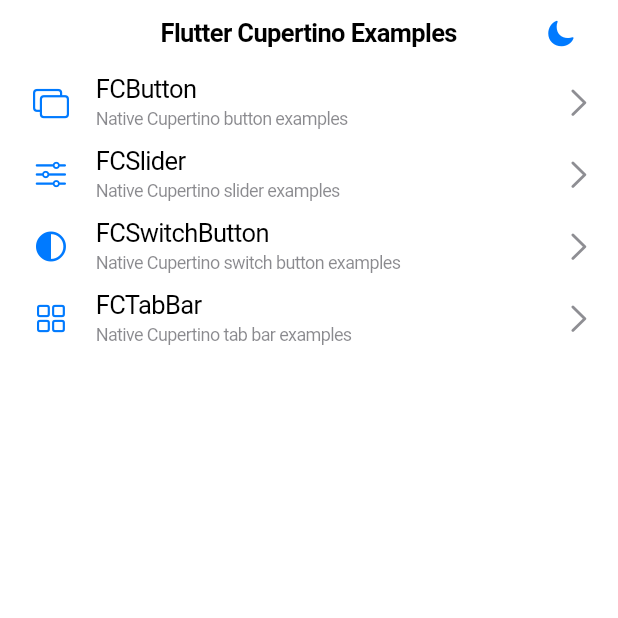
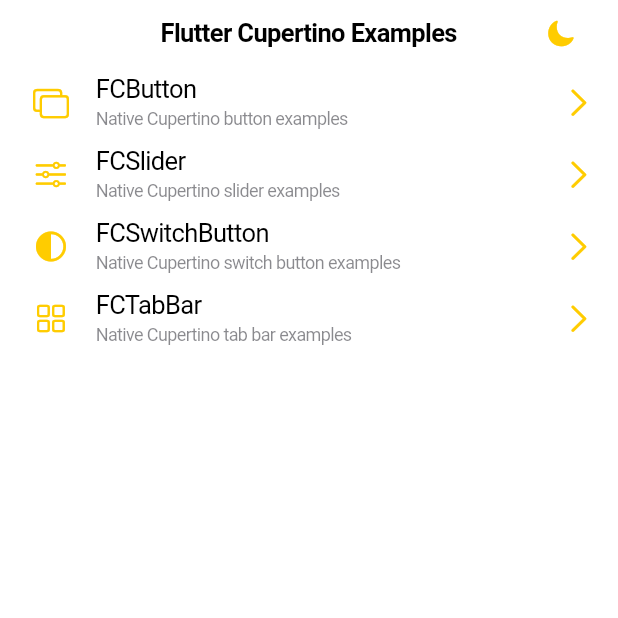
Before and after one commit to alpha-sow/flutter_cupertino, a Flutter app: the screen it shows after launch, on a phone screen of 412 x 824 dp, the top half of it. Run offline on Flutter 3.47's test engine with Material 3 defaults, Android fonts, the phone set to English and light mode, and no system bars.

Commit message:
feat: use theme color

```diff
--- a/example/lib/main.dart
+++ b/example/lib/main.dart
@@ -34,7 +34,7 @@ class _MyAppState extends State<MyApp> {
     return CupertinoApp(
       title: 'Flutter Cupertino Example',
       theme: CupertinoThemeData(
-        primaryColor: CupertinoColors.systemBlue,
+        primaryColor: CupertinoColors.systemYellow,
         brightness: _themeMode,
       ),
       home: HomePage(
@@ -152,13 +152,10 @@ class HomePage extends StatelessWidget {
     required VoidCallback onTap,
   }) {
     return CupertinoListTile(
-      leading: Icon(icon, color: CupertinoColors.systemBlue),
+      leading: Icon(icon),
       title: Text(title),
       subtitle: Text(subtitle),
-      trailing: const Icon(
-        CupertinoIcons.chevron_right,
-        color: CupertinoColors.systemGrey,
-      ),
+      trailing: const Icon(CupertinoIcons.chevron_right),
       onTap: onTap,
     );
   }
--- a/lib/src/fc_button.dart
+++ b/lib/src/fc_button.dart
@@ -164,10 +164,12 @@ class _FCButtonState extends State<FCButton> {
 
   Map<String, dynamic> _getCreationParams() {
     final brightness = CupertinoTheme.brightnessOf(context);
+    final primaryColor = CupertinoTheme.of(context).primaryColor;
     return {
       'title': widget.title,
       'style': widget.style.name,
-      'backgroundColor': widget.backgroundColor?.toARGB32(),
+      'backgroundColor':
+          widget.backgroundColor?.toARGB32() ?? primaryColor.toARGB32(),
       'foregroundColor': widget.foregroundColor?.toARGB32(),
       'fontSize': widget.fontSize,
       'isEnabled': widget.isEnabled && widget.onPressed != null,
--- a/lib/src/fc_slider.dart
+++ b/lib/src/fc_slider.dart
@@ -161,13 +161,13 @@ class _FCSliderState extends State<FCSlider> {
 
   Map<String, dynamic> _getCreationParams() {
     final brightness = CupertinoTheme.brightnessOf(context);
+    final primaryColor = CupertinoTheme.of(context).primaryColor;
     return {
       'value': widget.value,
       'minimumValue': widget.minimumValue,
       'maximumValue': widget.maximumValue,
       'minimumTrackTintColor':
-          widget.minimumTrackTintColor?.toARGB32() ??
-          const Color(0xFF007AFF).toARGB32(),
+          widget.minimumTrackTintColor?.toARGB32() ?? primaryColor.toARGB32(),
       'maximumTrackTintColor': widget.maximumTrackTintColor?.toARGB32(),
       'thumbTintColor': widget.thumbTintColor?.toARGB32(),
       'isContinuous': widget.isContinuous,
--- a/lib/src/fc_switch_button.dart
+++ b/lib/src/fc_switch_button.dart
@@ -115,11 +115,11 @@ class _FCSwitchButtonState extends State<FCSwitchButton> {
 
   Map<String, dynamic> _getCreationParams() {
     final brightness = CupertinoTheme.brightnessOf(context);
+    final primaryColor = CupertinoTheme.of(context).primaryColor;
     return {
       'label': widget.label ?? '',
       'isOn': widget.isOn,
-      'onColor':
-          widget.onColor?.toARGB32() ?? CupertinoColors.systemBlue.toARGB32(),
+      'onColor': widget.onColor?.toARGB32() ?? primaryColor.toARGB32(),
       'isEnabled': widget.isEnabled,
       'brightness': brightness == Brightness.dark ? 'dark' : 'light',
     };
--- a/lib/src/fc_tabbar.dart
+++ b/lib/src/fc_tabbar.dart
@@ -218,12 +218,14 @@ class _FCTabBarState extends State<FCTabBar> {
 
   Map<String, dynamic> _getCreationParams(BuildContext context) {
     final brightness = CupertinoTheme.brightnessOf(context);
+    final primaryColor = CupertinoTheme.of(context).primaryColor;
     return {
       'items': widget.items.map((item) => item.toMap()).toList(),
       'selectedIndex': widget.selectedIndex,
       'style': widget.style.name,
       'backgroundColor': widget.backgroundColor?.toARGB32(),
-      'selectedTintColor': widget.selectedTintColor?.toARGB32(),
+      'selectedTintColor':
+          widget.selectedTintColor?.toARGB32() ?? primaryColor.toARGB32(),
       'unselectedTintColor': widget.unselectedTintColor?.toARGB32(),
       'isTranslucent': widget.isTranslucent,
       'brightness': brightness == Brightness.dark ? 'dark' : 'light',
```
Also changed, not shown: package.json (deleted, +0 -20 lines).
